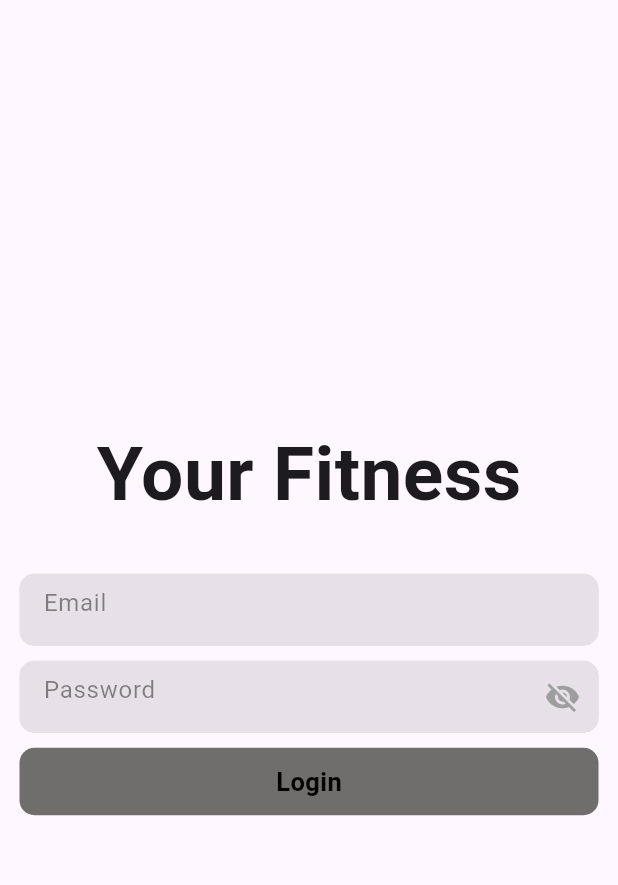
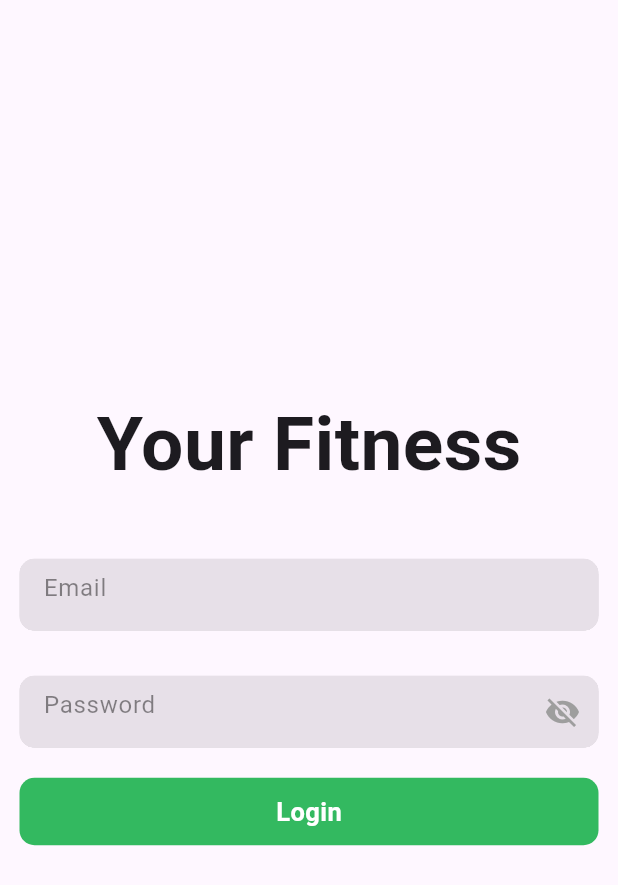
Before and after one commit to cpit252-fall-24-IT2/project-fitness-app, a Flutter app: the screen it shows after launch, on a phone screen of 412 x 824 dp. Shown: the top 885 px of the screen. Run offline on Flutter 3.47's test engine with Material 3 defaults, Android fonts, the light colour scheme and no system bars.

Commit message:
Modifying the design

```diff
--- a/lib/Screens/loginPage.dart
+++ b/lib/Screens/loginPage.dart
@@ -42,7 +42,7 @@ class _MyWidgetState extends State<Loginpage> {
               ),
             ),
             SizedBox(
-              height: 30,
+              height: 40,
             ),
             FormContainerWidget(
               controller: _emailController,
@@ -50,7 +50,7 @@ class _MyWidgetState extends State<Loginpage> {
               isPasswordField: false,
             ),
             SizedBox(
-              height: 10,
+              height: 30,
             ),
             FormContainerWidget(
               controller: _passwordController,
@@ -58,7 +58,7 @@ class _MyWidgetState extends State<Loginpage> {
               isPasswordField: true,
             ),
             SizedBox(
-              height: 10,
+              height: 20,
             ),
             GestureDetector(
               onTap: () {
@@ -71,14 +71,14 @@ class _MyWidgetState extends State<Loginpage> {
                 width: double.infinity,
                 height: 45,
                 decoration: BoxDecoration(
-                  color: const Color.fromARGB(255, 112, 110, 108),
+                  color: const Color.fromARGB(255, 51, 185, 96),
                   borderRadius: BorderRadius.circular(10),
                 ),
                 child: Center(
                   child: Text(
                     "Login",
                     style: TextStyle(
-                        color: Colors.black,
+                        color: const Color.fromARGB(255, 255, 255, 255),
                         fontWeight: FontWeight.bold,
                         fontSize: 17),
                   ),
```
Also changed, not shown: pubspec.lock.
